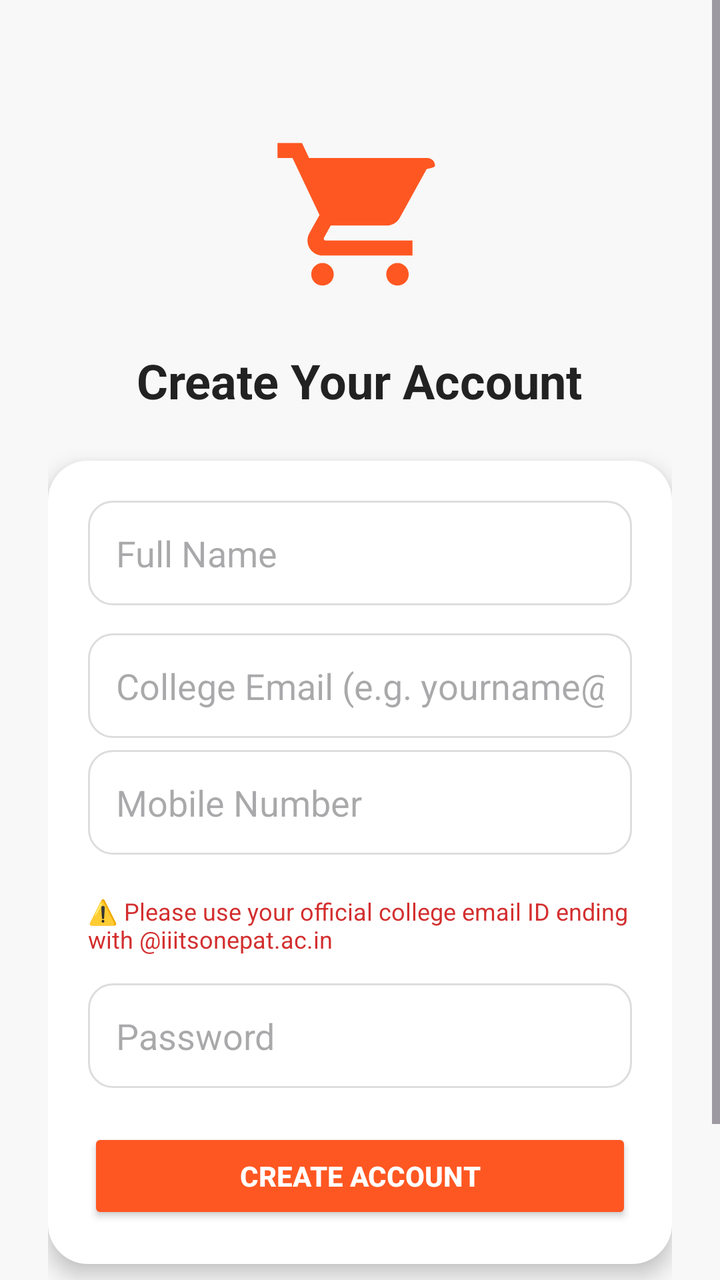
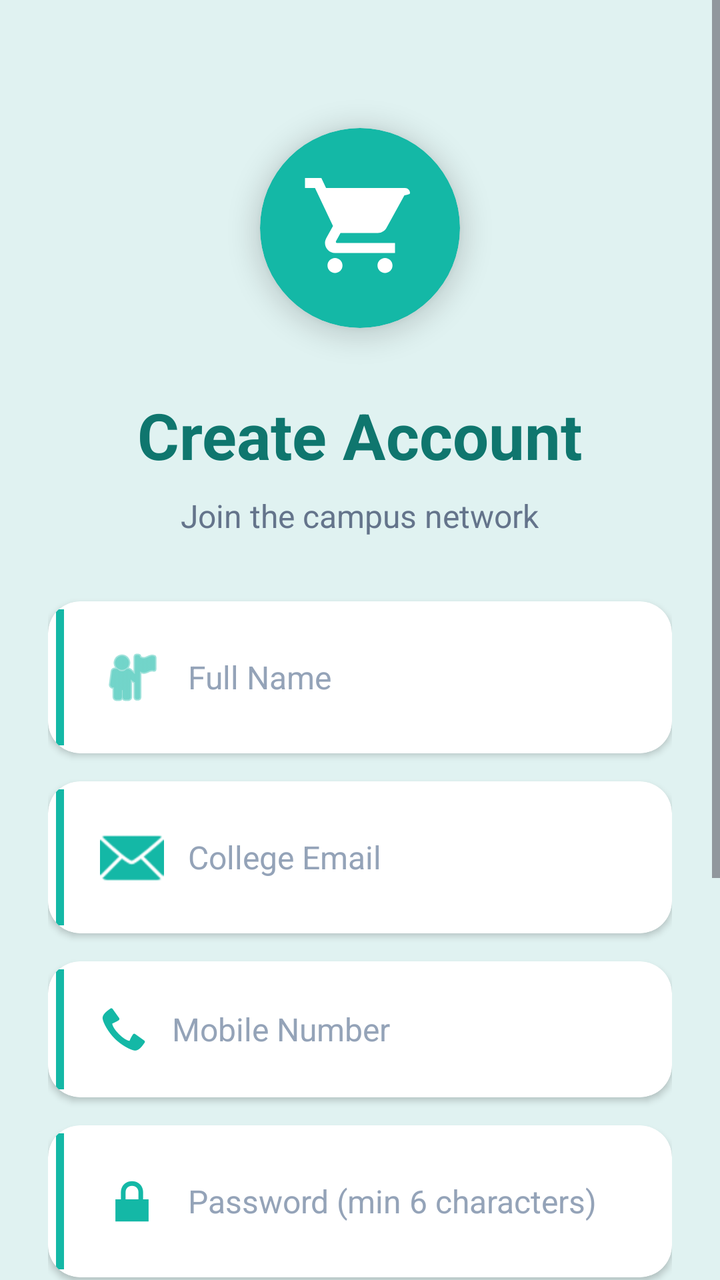

Screens rendered from an Android XML layout before and after an edit, with the pre-edit source and the edit as a unified diff.
<!-- AndroidManifest.xml: application theme Theme.SmallBasket -->
<!-- res/layout/activity_register.xml -->
<?xml version="1.0" encoding="utf-8"?>
<ScrollView xmlns:android="http://schemas.android.com/apk/res/android"
    android:layout_width="match_parent"
    android:layout_height="match_parent"
    android:background="#F8F8F8"
    android:fillViewport="true">

    <LinearLayout
        android:layout_width="match_parent"
        android:layout_height="wrap_content"
        android:orientation="vertical"
        android:padding="24dp"
        android:gravity="center_horizontal">

        
        <ImageView
            android:id="@+id/imgLogo"
            android:layout_width="90dp"
            android:layout_height="90dp"
            android:src="@drawable/ic_shopping_cart"
            android:contentDescription="App Logo"
            android:layout_marginTop="40dp"
            android:layout_marginBottom="20dp" />

        
        <TextView
            android:id="@+id/tvTitle"
            android:layout_width="wrap_content"
            android:layout_height="wrap_content"
            android:text="Create Your Account"
            android:textSize="24sp"
            android:textStyle="bold"
            android:textColor="#222222"
            android:layout_marginBottom="24dp" />

        
        <LinearLayout
            android:layout_width="match_parent"
            android:layout_height="wrap_content"
            android:orientation="vertical"
            android:background="@drawable/bg_card_white"
            android:padding="20dp"
            android:elevation="6dp"
            android:layout_marginBottom="30dp">

            <EditText
                android:id="@+id/etName"
                android:layout_width="match_parent"
                android:layout_height="wrap_content"
                android:hint="Full Name"
                android:inputType="textPersonName"
                android:padding="14dp"
                android:background="@drawable/bg_input_field"
                android:layout_marginBottom="14dp" />

            <EditText
                android:id="@+id/etEmail"
                android:layout_width="match_parent"
                android:layout_height="wrap_content"
                android:hint="College Email (e.g. yourname@iiitsonepat.ac.in)"
                android:inputType="textEmailAddress"
                android:padding="14dp"
                android:background="@drawable/bg_input_field"
                android:layout_marginBottom="6dp" />
            <EditText
                android:id="@+id/etMobile"
                android:layout_width="match_parent"
                android:layout_height="wrap_content"
                android:hint="Mobile Number"
                android:inputType="phone"
                android:maxLength="10"
                android:padding="14dp"
                android:background="@drawable/bg_input_field"
                android:layout_marginBottom="20dp" />

            <TextView
                android:id="@+id/tvCollegeEmailNote"
                android:layout_width="match_parent"
                android:layout_height="wrap_content"
                android:text="⚠️ Please use your official college email ID ending with @iiitsonepat.ac.in"
                android:textSize="12sp"
                android:textColor="#D32F2F"
                android:layout_marginBottom="14dp" />

            <EditText
                android:id="@+id/etPassword"
                android:layout_width="match_parent"
                android:layout_height="wrap_content"
                android:hint="Password"
                android:inputType="textPassword"
                android:padding="14dp"
                android:background="@drawable/bg_input_field"
                android:layout_marginBottom="20dp" />

            <Button
                android:id="@+id/btnSignUp"
                android:layout_width="match_parent"
                android:layout_height="wrap_content"
                android:text="Create Account"
                android:textStyle="bold"
                android:textColor="#FFF"
                android:backgroundTint="#FF5722"
                android:padding="14dp"
                android:elevation="2dp" />
        </LinearLayout>

        <TextView
            android:id="@+id/tvGoToLogin"
            android:layout_width="wrap_content"
            android:layout_height="wrap_content"
            android:text="Already have an account? Log In"
            android:textColor="#FF5722"
            android:textSize="14sp"
            android:textStyle="bold"
            android:layout_marginBottom="24dp" />


    </LinearLayout>
</ScrollView>
<!-- resources referenced by this layout -->
<resources>
  <!-- drawable bg_card_white (drawable) -->
  <shape xmlns:android="http://schemas.android.com/apk/res/android"
      android:shape="rectangle">
      <solid android:color="#FFFFFF" />
      <corners android:radius="20dp" />
  </shape>
  <!-- drawable bg_input_field (drawable) -->
  <shape xmlns:android="http://schemas.android.com/apk/res/android"
      android:shape="rectangle">
      <solid android:color="#FFFFFF" />
      <corners android:radius="12dp" />
      <stroke android:width="1dp" android:color="#DDDDDD" />
  </shape>
  <!-- drawable ic_shopping_cart (drawable) -->
  <vector xmlns:android="http://schemas.android.com/apk/res/android"
      android:width="24dp"
      android:height="24dp"
      android:viewportWidth="24"
      android:viewportHeight="24"
      android:tint="#FF5722">
      <path
          android:fillColor="@android:color/white"
          android:pathData="M7,18c-0.83,0 -1.5,0.67 -1.5,1.5S6.17,21 7,21s1.5,-0.67 1.5,-1.5S7.83,18 7,18zM1,2v2h2l3.6,7.59 -1.35,2.44C5.08,14.37 5,14.68 5,15c0,1.1 0.9,2 2,2h12v-2H7.42c-0.14,0 -0.25,-0.11 -0.25,-0.25l0.03,-0.12L8.1,13h7.45c0.75,0 1.41,-0.41 1.75,-1.03l3.58,-6.49C21.94,5.28 22,5.14 22,5c0,-0.55 -0.45,-1 -1,-1H5.21l-0.94,-2H1zm16,16c-0.83,0 -1.5,0.67 -1.5,1.5s0.67,1.5 1.5,1.5 1.5,-0.67 1.5,-1.5 -0.67,-1.5 -1.5,-1.5z"/>
  </vector>
  <style name="Theme.SmallBasket" parent="Base.Theme.SmallBasket" />
  <style name="Base.Theme.SmallBasket" parent="Theme.Material3.DayNight.NoActionBar">
          
          
      </style>
</resources>

<!-- the commit's change to res/layout/activity_register.xml (unified diff, before → after) -->
@@ -1,8 +1,9 @@
 <?xml version="1.0" encoding="utf-8"?>
 <ScrollView xmlns:android="http://schemas.android.com/apk/res/android"
+    xmlns:app="http://schemas.android.com/apk/res-auto"
     android:layout_width="match_parent"
     android:layout_height="match_parent"
-    android:background="#F8F8F8"
+    android:background="#E0F2F1"
     android:fillViewport="true">
 
     <LinearLayout
@@ -13,107 +14,282 @@
         android:gravity="center_horizontal">
 
         
-        <ImageView
-            android:id="@+id/imgLogo"
-            android:layout_width="90dp"
-            android:layout_height="90dp"
-            android:src="@drawable/ic_shopping_cart"
-            android:contentDescription="App Logo"
+        <androidx.cardview.widget.CardView
+            android:layout_width="100dp"
+            android:layout_height="100dp"
             android:layout_marginTop="40dp"
-            android:layout_marginBottom="20dp" />
+            android:layout_marginBottom="32dp"
+            app:cardCornerRadius="50dp"
+            app:cardElevation="8dp"
+            app:cardBackgroundColor="#14B8A6">
+
+            <ImageView
+                android:id="@+id/imgLogo"
+                android:layout_width="60dp"
+                android:layout_height="60dp"
+                android:layout_gravity="center"
+                android:src="@drawable/ic_shopping_cart"
+                android:contentDescription="App Logo"
+                app:tint="#FFFFFF" />
+        </androidx.cardview.widget.CardView>
 
         
         <TextView
             android:id="@+id/tvTitle"
             android:layout_width="wrap_content"
             android:layout_height="wrap_content"
-            android:text="Create Your Account"
-            android:textSize="24sp"
+            android:text="Create Account"
+            android:textSize="32sp"
             android:textStyle="bold"
-            android:textColor="#222222"
-            android:layout_marginBottom="24dp" />
-
-        
-        <LinearLayout
-            android:layout_width="match_parent"
-            android:layout_height="wrap_content"
-            android:orientation="vertical"
-            android:background="@drawable/bg_card_white"
-            android:padding="20dp"
-            android:elevation="6dp"
-            android:layout_marginBottom="30dp">
-
-            <EditText
-                android:id="@+id/etName"
-                android:layout_width="match_parent"
-                android:layout_height="wrap_content"
-                android:hint="Full Name"
-                android:inputType="textPersonName"
-                android:padding="14dp"
-                android:background="@drawable/bg_input_field"
-                android:layout_marginBottom="14dp" />
-
-            <EditText
-                android:id="@+id/etEmail"
-                android:layout_width="match_parent"
-                android:layout_height="wrap_content"
-                android:hint="College Email (e.g. yourname@iiitsonepat.ac.in)"
-                android:inputType="textEmailAddress"
-                android:padding="14dp"
-                android:background="@drawable/bg_input_field"
-                android:layout_marginBottom="6dp" />
-            <EditText
-                android:id="@+id/etMobile"
-                android:layout_width="match_parent"
-                android:layout_height="wrap_content"
-                android:hint="Mobile Number"
-                android:inputType="phone"
-                android:maxLength="10"
-                android:padding="14dp"
-                android:background="@drawable/bg_input_field"
-                android:layout_marginBottom="20dp" />
+            android:textColor="#0F766E"
+            android:layout_marginBottom="8dp" />
+
+        <TextView
+            android:layout_width="wrap_content"
+            android:layout_height="wrap_content"
+            android:text="Join the campus network"
+            android:textSize="16sp"
+            android:textColor="#64748B"
+            android:layout_marginBottom="32dp" />
+
+        
+        <androidx.cardview.widget.CardView
+            android:layout_width="match_parent"
+            android:layout_height="wrap_content"
+            android:layout_marginBottom="14dp"
+            app:cardCornerRadius="16dp"
+            app:cardElevation="2dp"
+            app:cardBackgroundColor="#FFFFFF">
+
+            <LinearLayout
+                android:layout_width="match_parent"
+                android:layout_height="wrap_content"
+                android:orientation="horizontal"
+                android:padding="4dp"
+                android:gravity="center_vertical">
+
+                <View
+                    android:layout_width="4dp"
+                    android:layout_height="match_parent"
+                    android:background="#14B8A6" />
+
+                <EditText
+                    android:id="@+id/etName"
+                    android:layout_width="0dp"
+                    android:layout_height="wrap_content"
+                    android:layout_weight="1"
+                    android:hint="Full Name"
+                    android:inputType="textPersonName"
+                    android:padding="18dp"
+                    android:textSize="16sp"
+                    android:textColor="#1E293B"
+                    android:textColorHint="#94A3B8"
+                    android:background="@android:color/transparent"
+                    android:drawableStart="@android:drawable/ic_menu_myplaces"
+                    android:drawablePadding="12dp"
+                    android:drawableTint="#14B8A6" />
+            </LinearLayout>
+        </androidx.cardview.widget.CardView>
+
+        
+        <androidx.cardview.widget.CardView
+            android:layout_width="match_parent"
+            android:layout_height="wrap_content"
+            android:layout_marginBottom="14dp"
+            app:cardCornerRadius="16dp"
+            app:cardElevation="2dp"
+            app:cardBackgroundColor="#FFFFFF">
+
+            <LinearLayout
+                android:layout_width="match_parent"
+                android:layout_height="wrap_content"
+                android:orientation="horizontal"
+                android:padding="4dp"
+                android:gravity="center_vertical">
+
+                <View
+                    android:layout_width="4dp"
+                    android:layout_height="match_parent"
+                    android:background="#14B8A6" />
+
+                <EditText
+                    android:id="@+id/etEmail"
+                    android:layout_width="0dp"
+                    android:layout_height="wrap_content"
+                    android:layout_weight="1"
+                    android:hint="College Email"
+                    android:inputType="textEmailAddress"
+                    android:padding="18dp"
+                    android:textSize="16sp"
+                    android:textColor="#1E293B"
+                    android:textColorHint="#94A3B8"
+                    android:background="@android:color/transparent"
+                    android:drawableStart="@android:drawable/ic_dialog_email"
+                    android:drawablePadding="12dp"
+                    android:drawableTint="#14B8A6" />
+            </LinearLayout>
+        </androidx.cardview.widget.CardView>
+
+        
+        <androidx.cardview.widget.CardView
+            android:layout_width="match_parent"
+            android:layout_height="wrap_content"
+            android:layout_marginBottom="14dp"
+            app:cardCornerRadius="16dp"
+            app:cardElevation="2dp"
+            app:cardBackgroundColor="#FFFFFF">
+
+            <LinearLayout
+                android:layout_width="match_parent"
+                android:layout_height="wrap_content"
+                android:orientation="horizontal"
+                android:padding="4dp"
+                android:gravity="center_vertical">
+
+                <View
+                    android:layout_width="4dp"
+                    android:layout_height="match_parent"
+                    android:background="#14B8A6" />
+
+                <EditText
+                    android:id="@+id/etMobile"
+                    android:layout_width="0dp"
+                    android:layout_height="wrap_content"
+                    android:layout_weight="1"
+                    android:hint="Mobile Number"
+                    android:inputType="phone"
+                    android:maxLength="10"
+                    android:padding="18dp"
+                    android:textSize="16sp"
+                    android:textColor="#1E293B"
+                    android:textColorHint="#94A3B8"
+                    android:background="@android:color/transparent"
+                    android:drawableStart="@android:drawable/stat_sys_phone_call"
+                    android:drawablePadding="12dp"
+                    android:drawableTint="#14B8A6" />
+            </LinearLayout>
+        </androidx.cardview.widget.CardView>
+
+        
+        <androidx.cardview.widget.CardView
+            android:layout_width="match_parent"
+            android:layout_height="wrap_content"
+            android:layout_marginBottom="8dp"
+            app:cardCornerRadius="16dp"
+            app:cardElevation="2dp"
+            app:cardBackgroundColor="#FFFFFF">
+
+            <LinearLayout
+                android:layout_width="match_parent"
+                android:layout_height="wrap_content"
+                android:orientation="horizontal"
+                android:padding="4dp"
+                android:gravity="center_vertical">
+
+                <View
+                    android:layout_width="4dp"
+                    android:layout_height="match_parent"
+                    android:background="#14B8A6" />
+
+                <EditText
+                    android:id="@+id/etPassword"
+                    android:layout_width="0dp"
+                    android:layout_height="wrap_content"
+                    android:layout_weight="1"
+                    android:hint="Password (min 6 characters)"
+                    android:inputType="textPassword"
+                    android:padding="18dp"
+                    android:textSize="16sp"
+                    android:textColor="#1E293B"
+                    android:textColorHint="#94A3B8"
+                    android:background="@android:color/transparent"
+                    android:drawableStart="@android:drawable/ic_lock_lock"
+                    android:drawablePadding="12dp"
+                    android:drawableTint="#14B8A6" />
+            </LinearLayout>
+        </androidx.cardview.widget.CardView>
+
+        
+        <androidx.cardview.widget.CardView
+            android:layout_width="match_parent"
+            android:layout_height="wrap_content"
+            android:layout_marginBottom="24dp"
+            app:cardCornerRadius="12dp"
+            app:cardElevation="0dp"
+            app:cardBackgroundColor="#FEF3C7">
 
             <TextView
                 android:id="@+id/tvCollegeEmailNote"
                 android:layout_width="match_parent"
                 android:layout_height="wrap_content"
-                android:text="⚠️ Please use your official college email ID ending with @iiitsonepat.ac.in"
-                android:textSize="12sp"
-                android:textColor="#D32F2F"
-                android:layout_marginBottom="14dp" />
-
-            <EditText
-                android:id="@+id/etPassword"
-                android:layout_width="match_parent"
-                android:layout_height="wrap_content"
-                android:hint="Password"
-                android:inputType="textPassword"
-                android:padding="14dp"
-                android:background="@drawable/bg_input_field"
-                android:layout_marginBottom="20dp" />
+                android:text="⚠️ Use your official @iiitsonepat.ac.in email"
+                android:textSize="13sp"
+                android:textColor="#92400E"
+                android:padding="12dp" />
+        </androidx.cardview.widget.CardView>
+
+        
+        <androidx.cardview.widget.CardView
+            android:layout_width="match_parent"
+            android:layout_height="wrap_content"
+            android:layout_marginBottom="20dp"
+            app:cardCornerRadius="16dp"
+            app:cardElevation="4dp"
+            app:cardBackgroundColor="#14B8A6">
 
             <Button
                 android:id="@+id/btnSignUp"
                 android:layout_width="match_parent"
                 android:layout_height="wrap_content"
                 android:text="Create Account"
+                android:textColor="#FFFFFF"
                 android:textStyle="bold"
-                android:textColor="#FFF"
-                android:backgroundTint="#FF5722"
-                android:padding="14dp"
-                android:elevation="2dp" />
+                android:textSize="18sp"
+                android:padding="18dp"
+                android:background="@android:color/transparent"
+                android:textAllCaps="false" />
+        </androidx.cardview.widget.CardView>
+
+        
+        <LinearLayout
+            android:layout_width="match_parent"
+            android:layout_height="wrap_content"
+            android:orientation="horizontal"
+            android:gravity="center_vertical"
+            android:layout_marginBottom="20dp">
+
+            <View
+                android:layout_width="0dp"
+                android:layout_height="1dp"
+                android:layout_weight="1"
+                android:background="#CBD5E1" />
+
+            <TextView
+                android:layout_width="wrap_content"
+                android:layout_height="wrap_content"
+                android:text="OR"
+                android:textColor="#64748B"
+                android:textSize="14sp"
+                android:paddingHorizontal="16dp" />
+
+            <View
+                android:layout_width="0dp"
+                android:layout_height="1dp"
+                android:layout_weight="1"
+                android:background="#CBD5E1" />
         </LinearLayout>
 
+        
         <TextView
             android:id="@+id/tvGoToLogin"
             android:layout_width="wrap_content"
             android:layout_height="wrap_content"
             android:text="Already have an account? Log In"
-            android:textColor="#FF5722"
-            android:textSize="14sp"
+            android:textColor="#14B8A6"
+            android:textSize="16sp"
             android:textStyle="bold"
-            android:layout_marginBottom="24dp" />
-
+            android:padding="12dp"
+            android:layout_marginBottom="32dp" />
 
     </LinearLayout>
 </ScrollView>
<!-- resource entries referenced after the edit -->
@@ -1,18 +1,5 @@
 <!-- resources referenced by this layout -->
 <resources>
-  <!-- drawable bg_card_white (drawable) -->
-  <shape xmlns:android="http://schemas.android.com/apk/res/android"
-      android:shape="rectangle">
-      <solid android:color="#FFFFFF" />
-      <corners android:radius="20dp" />
-  </shape>
-  <!-- drawable bg_input_field (drawable) -->
-  <shape xmlns:android="http://schemas.android.com/apk/res/android"
-      android:shape="rectangle">
-      <solid android:color="#FFFFFF" />
-      <corners android:radius="12dp" />
-      <stroke android:width="1dp" android:color="#DDDDDD" />
-  </shape>
   <!-- drawable ic_shopping_cart (drawable) -->
   <vector xmlns:android="http://schemas.android.com/apk/res/android"
       android:width="24dp"
